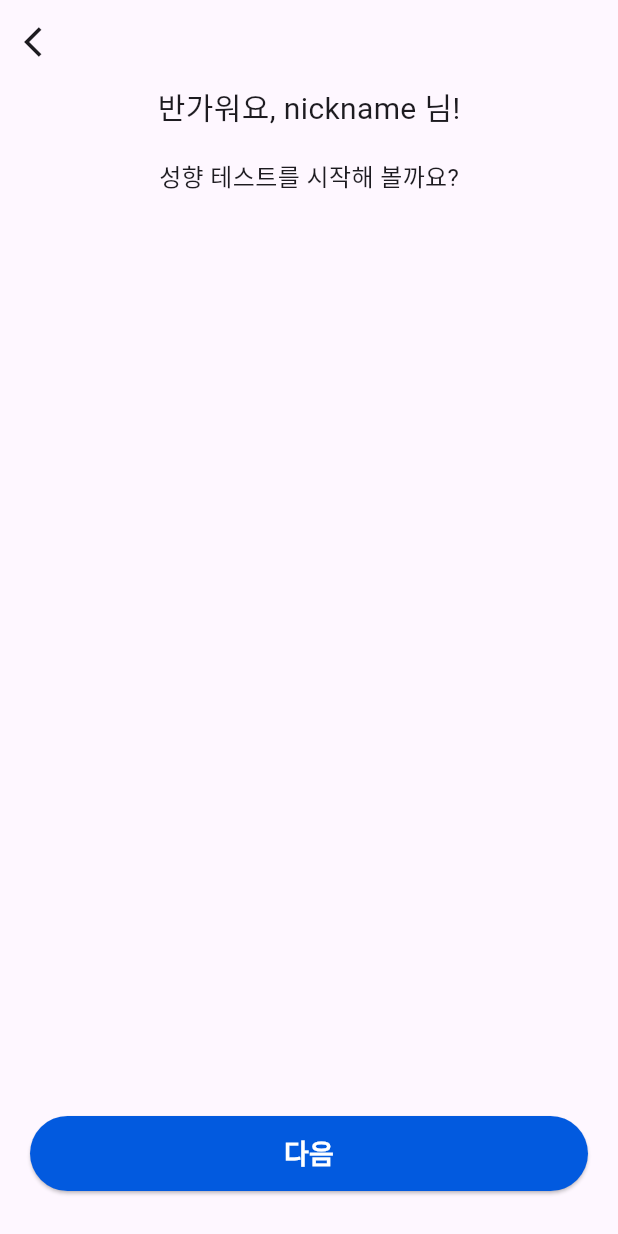
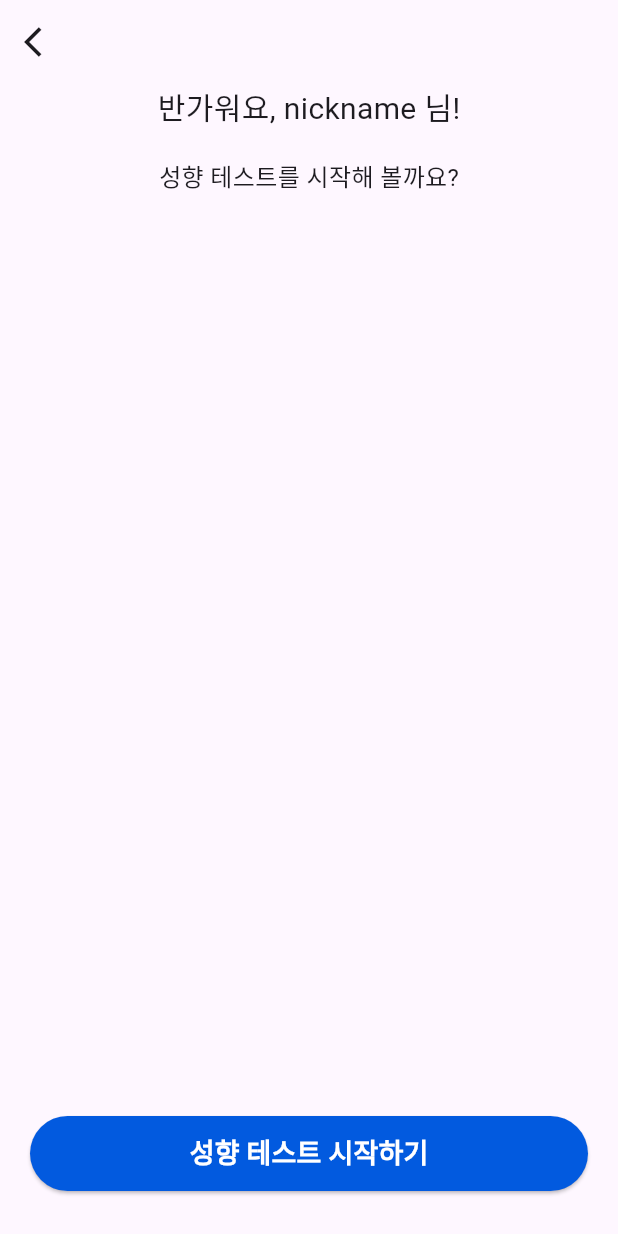
Before and after one commit to jinsung99123/travel_muse_app, a Flutter app: the OnboardingPage screen opened directly, swiped to page 3, on a phone screen of 412 x 824 dp. Run offline on Flutter 3.47's test engine with Material 3 defaults, Android fonts, the phone set to English and light mode, and no system bars; our stand-ins replace flutter_riverpod.

Commit message:
feat: 온보딩 페이지 상태관리

```diff
--- a/lib/views/onboarding/onboarding_page.dart
+++ b/lib/views/onboarding/onboarding_page.dart
@@ -1,27 +1,20 @@
 import 'package:flutter/material.dart';
+import 'package:flutter_riverpod/flutter_riverpod.dart';
 import 'package:travel_muse_app/viewmodels/onboarding_view_model.dart';
-import 'package:travel_muse_app/views/onboarding/tabs/onboarding_tab_1.dart';
-import 'package:travel_muse_app/views/onboarding/tabs/onboarding_tab_2.dart';
-import 'package:travel_muse_app/views/onboarding/tabs/onboarding_tab_3.dart';
 
-class OnboardingPage extends StatefulWidget {
+class OnboardingPage extends ConsumerWidget {
   const OnboardingPage({super.key});
 
   @override
-  State<OnboardingPage> createState() => _OnboardingState();
-}
+  Widget build(BuildContext context, WidgetRef ref) {
+    final viewModel = ref.read(onboardingProvider.notifier);
+    final state = ref.watch(onboardingProvider);
 
-class _OnboardingState extends State<OnboardingPage> {
-  final viewmodel = OnboardingViewModel();
-  @override
-  Widget build(BuildContext context) {
     return Scaffold(
       appBar: AppBar(
         leading: GestureDetector(
-          onTap: () {
-            viewmodel.previousPage();
-          },
-          child: SizedBox(
+          onTap: viewModel.previousPage,
+          child: const SizedBox(
             width: 50,
             height: 50,
             child: Icon(Icons.arrow_back_ios),
@@ -30,48 +23,52 @@ class _OnboardingState extends State<OnboardingPage> {
       ),
       body: Column(
         children: [
-          Flexible(
+          Expanded(
             child: PageView(
-              controller: viewmodel.pageController,
-              physics: NeverScrollableScrollPhysics(),
-              children: [OnboardingTab1(), OnboardingTab2(), OnboardingTab3()],
+              controller: viewModel.pageController,
+              physics: const NeverScrollableScrollPhysics(),
+              onPageChanged: viewModel.setPageIndex,
+              children: viewModel.pages,
             ),
           ),
-          nextButton(),
-          SizedBox(height: 30),
+          Padding(
+            padding: const EdgeInsets.symmetric(horizontal: 20),
+            child: SizedBox(
+              width: double.infinity,
+              height: 50,
+              child: nextButton(state, viewModel),
+            ),
+          ),
+          const SizedBox(height: 30),
         ],
       ),
     );
   }
   // ui 종료
 
-  // 버튼 위젯
-  Widget nextButton() {
-    final int lastPageIndex = viewmodel.pages.length - 1;
-    return Padding(
-      padding: const EdgeInsets.symmetric(horizontal: 20),
-      child: SizedBox(
-        width: double.infinity,
-        height: 50,
-        child: ElevatedButton(
+  // 위젯
+  ElevatedButton nextButton(
+    OnboardingState state,
+    OnboardingViewModel viewModel,
+  ) {
+    return ElevatedButton(
       onPressed:
-              viewmodel.currentPageIndex != lastPageIndex
-                  ? viewmodel.nextPage
+          state.currentPageIndex != viewModel.pages.length - 1
+              ? viewModel.nextPage
               : () {
-                    // 성향 검사 시작
+                // TODO: 성향 테스트 시작
               },
-
-          style: ElevatedButton.styleFrom(backgroundColor: Color(0xff025ADF)),
+      style: ElevatedButton.styleFrom(backgroundColor: const Color(0xff025ADF)),
       child: Text(
-            viewmodel.currentPageIndex != lastPageIndex ? '다음' : '성향 테스트 시작하기',
-            style: TextStyle(
+        state.currentPageIndex != viewModel.pages.length - 1
+            ? '다음'
+            : '성향 테스트 시작하기',
+        style: const TextStyle(
           fontSize: 18,
           fontWeight: FontWeight.bold,
           color: Colors.white,
         ),
       ),
-        ),
-      ),
     );
   }
 }
```
Also changed, not shown: lib/main.dart (+4 -3 lines), lib/viewmodels/onboarding_view_model.dart (+33 -13 lines). Lines whose indentation alone changed are shown as unchanged.
